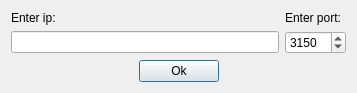
Before: the Qt Designer form Lab1/UDPClient/portdialog.ui in rodimov/NetworksLabs_SUT, drawn with Qt 5.
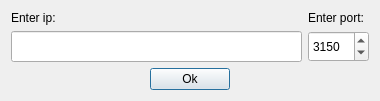
After: the same form once the commit is applied.

Commit message: portdialog lineedit resize

Diff of the .ui file:
```diff
--- a/Lab1/UDPClient/portdialog.ui
+++ b/Lab1/UDPClient/portdialog.ui
@@ -6,8 +6,8 @@
    <rect>
     <x>0</x>
     <y>0</y>
-    <width>357</width>
-    <height>90</height>
+    <width>380</width>
+    <height>101</height>
    </rect>
   </property>
   <property name="windowTitle">
@@ -30,7 +30,14 @@
       </widget>
      </item>
      <item>
-      <widget class="QLineEdit" name="ip"/>
+      <widget class="QLineEdit" name="ip">
+       <property name="sizePolicy">
+        <sizepolicy hsizetype="Expanding" vsizetype="Expanding">
+         <horstretch>0</horstretch>
+         <verstretch>0</verstretch>
+        </sizepolicy>
+       </property>
+      </widget>
      </item>
     </layout>
    </item>
@@ -51,6 +58,12 @@
      </item>
      <item>
       <widget class="QSpinBox" name="port">
+       <property name="sizePolicy">
+        <sizepolicy hsizetype="Minimum" vsizetype="Expanding">
+         <horstretch>0</horstretch>
+         <verstretch>0</verstretch>
+        </sizepolicy>
+       </property>
        <property name="minimum">
         <number>1</number>
        </property>
```
The commit also changes 6 other files.
